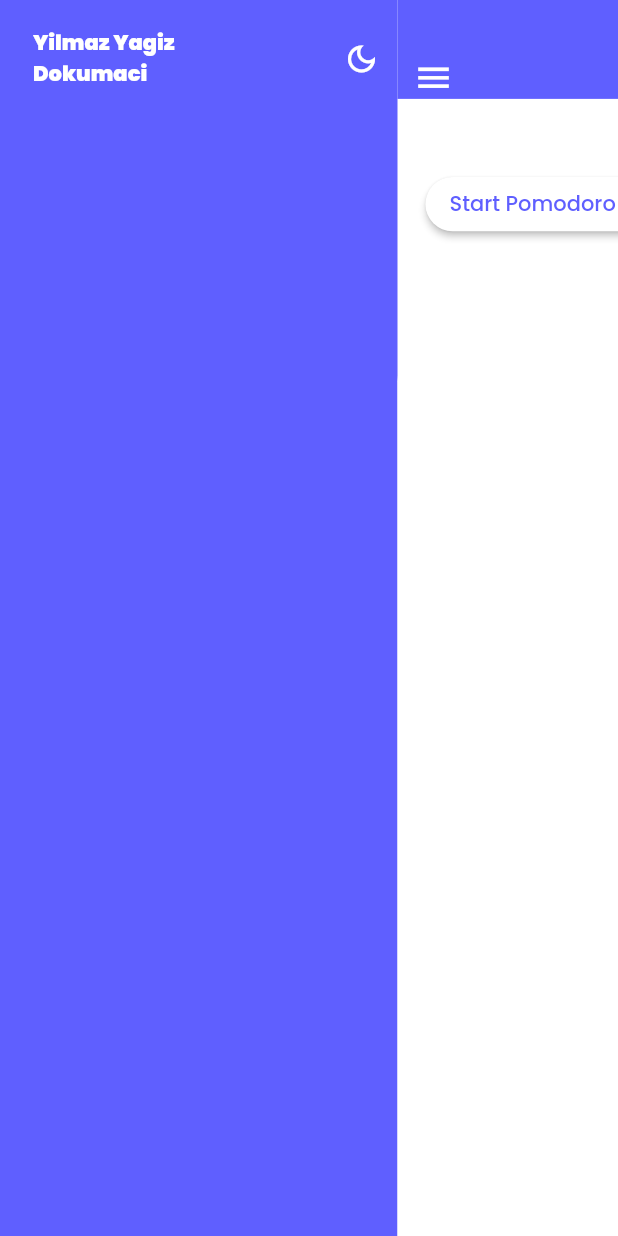
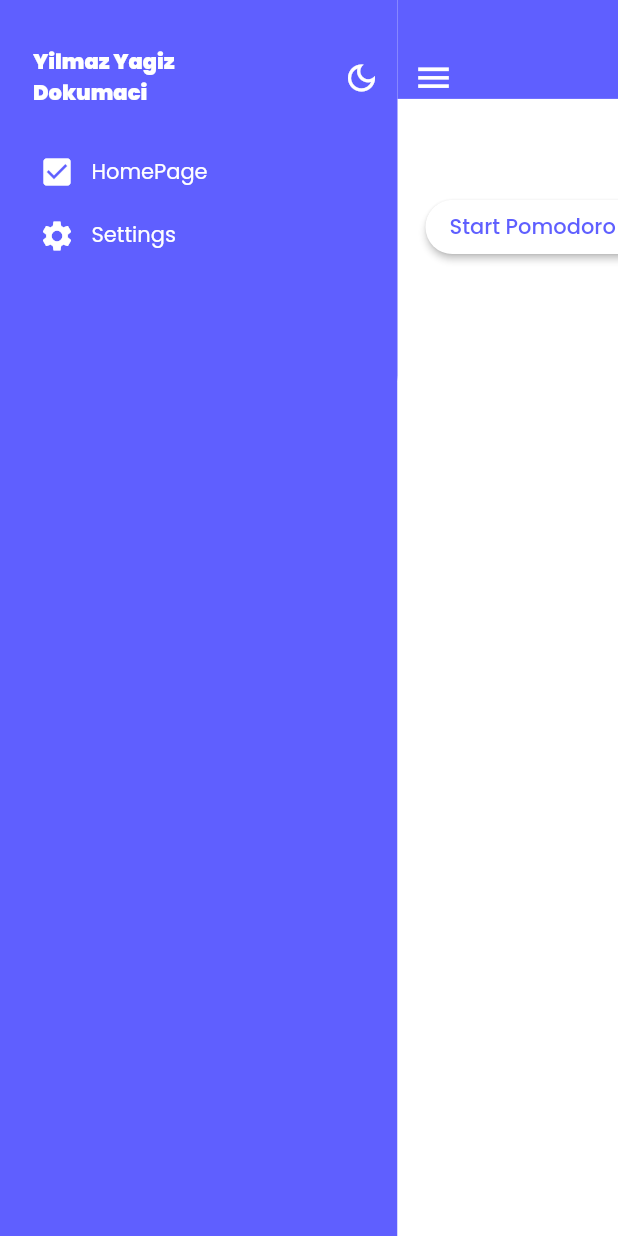
Before and after one commit to yagizdo/Timefaze, a Flutter app: the screen it shows after launch, after a tap on the "menu" icon, on a phone screen of 412 x 824 dp. Run offline on Flutter 3.47's test engine with Material 2 defaults, Android fonts, the phone set to English and light mode, and no system bars; drawn by our look-alikes of flutter_slider_drawer; our stand-ins replace flutter_screenutil, get, google_fonts, hexcolor, shared_preferences; statements that could not run were skipped.

Commit message:
Added drawer menu items and update homescreen ui

```diff
--- a/langs/en.json
+++ b/langs/en.json
@@ -1,5 +1,6 @@
 {
   "welcomeback": "Welcome Back ",
   "startbutton": "Start Pomodoro ",
-  "selectlang": "Select Language"
+  "homepage": "HomePage",
+  "settings": "Settings"
 }
--- a/langs/tr.json
+++ b/langs/tr.json
@@ -1,5 +1,6 @@
 {
   "welcomeback": "Tekrardan Hoşgeldin ",
   "startbutton": "Pomodoro Başlat ",
-  "selectlang": "Dil Seç"
+  "homepage": "AnaSayfa",
+  "settings": "Ayarlar"
 }
--- a/lib/Extentions/t_key.dart
+++ b/lib/Extentions/t_key.dart
@@ -1,10 +1,6 @@
 import 'package:pomodoro_app/Extentions/localization_service.dart';
 
-enum Tkeys {
-  welcomeback,
-  startbutton,
-  selectlang,
-}
+enum Tkeys { welcomeback, startbutton, homepage, settings }
 
 extension TKeysExtention on Tkeys {
   String get _string => toString().split('.')[1];
--- a/lib/Screens/homescreen.dart
+++ b/lib/Screens/homescreen.dart
@@ -1,9 +1,7 @@
 import 'package:flutter/material.dart';
 import 'package:flutter_screenutil/flutter_screenutil.dart';
 import 'package:flutter_slider_drawer/flutter_slider_drawer.dart';
-import 'package:get/get.dart';
 import 'package:hexcolor/hexcolor.dart';
-import 'package:pomodoro_app/Extentions/localization_service.dart';
 import 'package:pomodoro_app/Extentions/t_key.dart';
 import 'package:pomodoro_app/Widgets/HomeScreen/drawer_menu.dart';
 import 'package:provider/provider.dart';
@@ -15,7 +13,6 @@ class HomeScreen extends StatelessWidget {
 
   @override
   Widget build(BuildContext context) {
-    final localizationController = Get.find<LocalizationController>();
     return Scaffold(
       body: SliderDrawer(
           appBar: SliderAppBar(
@@ -36,7 +33,7 @@ class HomeScreen extends StatelessWidget {
                       crossAxisAlignment: CrossAxisAlignment.start,
                       children: [
                         Padding(
-                          padding: EdgeInsets.only(left: 17.w, top: 15.h),
+                          padding: EdgeInsets.only(left: 17.w, top: 20.h),
                           child: Text(
                             '${Tkeys.welcomeback.translate(context)}Yilmaz',
                             style: TextStyle(
@@ -46,7 +43,7 @@ class HomeScreen extends StatelessWidget {
                           ),
                         ),
                         Padding(
-                          padding: EdgeInsets.only(left: 17.w),
+                          padding: EdgeInsets.only(left: 17.w, top: 10.h),
                           child: Consumer<ThemeProvider>(
                               builder: (context, theme, child) {
                             return ElevatedButton(
--- a/lib/Widgets/HomeScreen/drawer_menu.dart
+++ b/lib/Widgets/HomeScreen/drawer_menu.dart
@@ -1,7 +1,10 @@
 import 'package:flutter/material.dart';
 import 'package:flutter_screenutil/flutter_screenutil.dart';
+import 'package:pomodoro_app/Extentions/t_key.dart';
 import 'package:pomodoro_app/Providers/theme_provider.dart';
 import 'package:provider/provider.dart';
+
+import 'menu_item.dart';
 
 class DrawerMenu extends StatefulWidget {
   const DrawerMenu({Key? key}) : super(key: key);
@@ -12,6 +15,8 @@ class DrawerMenu extends StatefulWidget {
 
 class _DrawerMenuState extends State<DrawerMenu> {
   var themeM = 'light';
+  bool test = false;
+
   @override
   void initState() {
     super.initState();
@@ -20,7 +25,14 @@ class _DrawerMenuState extends State<DrawerMenu> {
 
   @override
   Widget build(BuildContext context) {
-    setState(() {});
+    List<MenuItem> menuItems = [
+      MenuItem(
+        Icons.check_box,
+        Tkeys.homepage.translate(context),
+        false,
+      ),
+      MenuItem(Icons.settings, Tkeys.settings.translate(context), false)
+    ];
     return Container(
       color: Theme.of(context).scaffoldBackgroundColor,
       child: SafeArea(
@@ -29,7 +41,8 @@ class _DrawerMenuState extends State<DrawerMenu> {
           child: Column(
             crossAxisAlignment: CrossAxisAlignment.start,
             children: [
-              Row(
+              Expanded(
+                child: Row(
                   mainAxisAlignment: MainAxisAlignment.spaceBetween,
                   children: [
                     const Text(
@@ -64,6 +77,43 @@ class _DrawerMenuState extends State<DrawerMenu> {
                       );
                     })
                   ],
+                ),
+              ),
+              Expanded(
+                flex: 10,
+                child: ListView.builder(
+                  itemCount: menuItems.length,
+                  itemBuilder: (context, index) {
+                    return GestureDetector(
+                      onTap: () {},
+                      child: Padding(
+                        padding: EdgeInsets.only(top: 10.h),
+                        child: Card(
+                          elevation: 0,
+                          color: Colors.transparent,
+                          child: Container(
+                            //color: test ? Colors.yellow : Colors.transparent,
+                            child: Row(
+                              children: [
+                                Icon(
+                                  menuItems[index].icon,
+                                  color: Colors.white,
+                                ),
+                                Padding(
+                                  padding: EdgeInsets.only(left: 10.w),
+                                  child: Text(
+                                    menuItems[index].title,
+                                    style: const TextStyle(color: Colors.white),
+                                  ),
+                                ),
+                              ],
+                            ),
+                          ),
+                        ),
+                      ),
+                    );
+                  },
+                ),
               )
             ],
           ),
--- /dev/null
+++ b/lib/Widgets/HomeScreen/menu_item.dart
@@ -0,0 +1,9 @@
+import 'package:flutter/material.dart';
+
+class MenuItem {
+  IconData icon;
+  String title;
+  bool itemSelected;
+
+  MenuItem(this.icon, this.title, this.itemSelected);
+}
--- /dev/null
+++ b/lib/Widgets/HomeScreen/welcome_back_comp.dart
@@ -0,0 +1,10 @@
+import 'package:flutter/material.dart';
+
+class WelcomeBackComp extends StatelessWidget {
+  const WelcomeBackComp({Key? key}) : super(key: key);
+
+  @override
+  Widget build(BuildContext context) {
+    return Container();
+  }
+}
```
Lines whose indentation alone changed are shown as unchanged.
